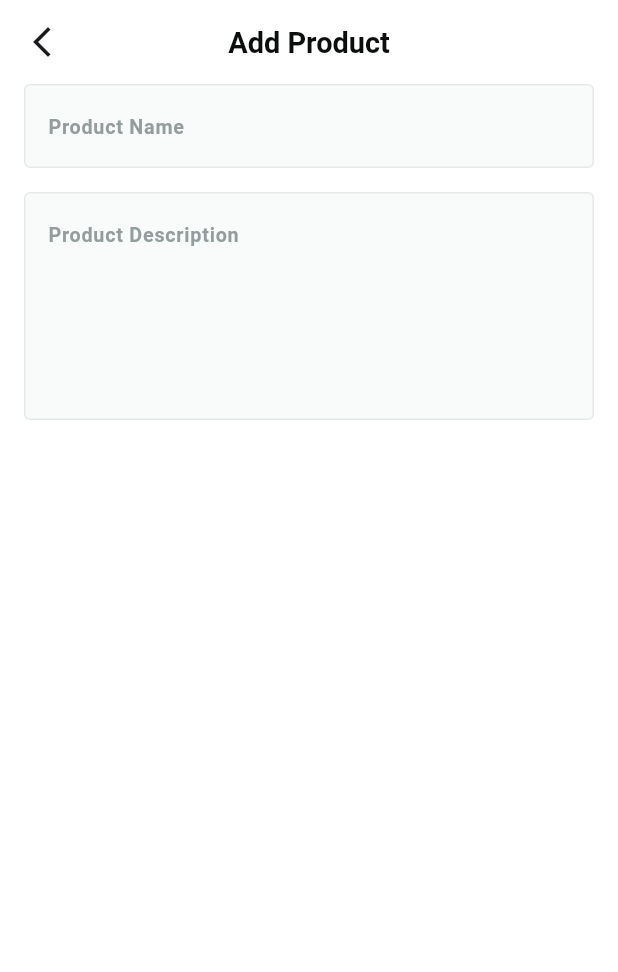
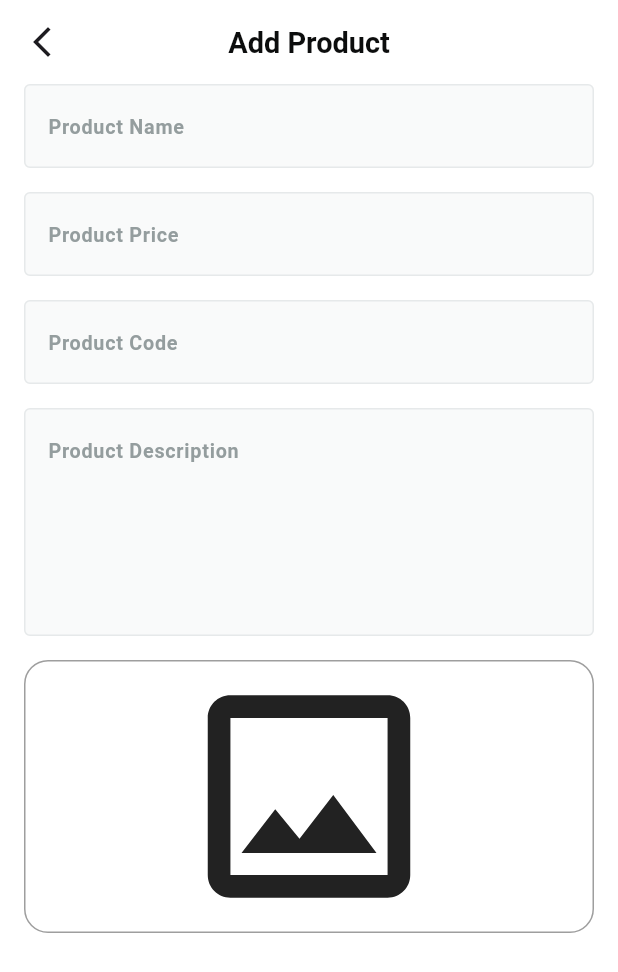
Before and after one commit to PhilopaterNabil/Fruits_Hub_Dashboard-App, a Flutter app: the AddProductView screen opened by its route, on a phone screen of 412 x 824 dp. Shown: the top 972 px of the screen. Run offline on Flutter 3.47's test engine with Material 3 defaults, Android fonts, the phone set to English and light mode, and no system bars; drawn by our look-alikes of skeletonizer; our stand-ins replace firebase_core, flutter_screenutil, flutter_svg, go_router, image_picker; accounts and stored records are empty; Roboto replaces fonts that are missing (Cairo).

Commit message:
Add image upload functionality to AddProductView; include NSPhotoLibraryUsageDescription in Info.plist and register file_selector plugin for all platforms

```diff
--- a/lib/features/add_product/presentation/views/widgets/add_product_view_body.dart
+++ b/lib/features/add_product/presentation/views/widgets/add_product_view_body.dart
@@ -1,5 +1,6 @@
 import 'package:flutter/material.dart';
 import 'package:fruits_hub_dashboard/core/widgets/custom_text_field.dart';
+import 'package:fruits_hub_dashboard/features/add_product/presentation/views/widgets/image_field.dart';
 
 class AddProductViewBody extends StatefulWidget {
   const AddProductViewBody({super.key});
@@ -28,10 +29,24 @@ class _AddProductViewBodyState extends State<AddProductViewBody> {
               ),
               SizedBox(height: 16),
               CustomTextField(
+                hintText: 'Product Price',
+                keyboardType: TextInputType.number,
+              ),
+              SizedBox(height: 16),
+              CustomTextField(
+                hintText: 'Product Code',
+                keyboardType: TextInputType.number,
+              ),
+              SizedBox(height: 16),
+              CustomTextField(
                 hintText: 'Product Description',
                 keyboardType: TextInputType.text,
                 maxLines: 5,
               ),
+              SizedBox(height: 16),
+              ImageField(
+
+              )
             ],
           ),
         ),
--- /dev/null
+++ b/lib/features/add_product/presentation/views/widgets/image_field.dart
@@ -0,0 +1,49 @@
+import 'package:flutter/material.dart';
+import 'package:image_picker/image_picker.dart';
+import 'package:skeletonizer/skeletonizer.dart';
+
+class ImageField extends StatefulWidget {
+  const ImageField({super.key});
+
+  @override
+  State<ImageField> createState() => _ImageFieldState();
+}
+
+class _ImageFieldState extends State<ImageField> {
+  bool isLoading = false;
+
+  @override
+  Widget build(BuildContext context) {
+    return Skeletonizer(
+      enabled: isLoading,
+      child: GestureDetector(
+        onTap: () async {
+          setState(() {
+            isLoading = true;
+          });
+          try {
+            final ImagePicker picker = ImagePicker();
+            final XFile? image = await picker.pickImage(source: ImageSource.gallery);
+          } catch (e) {
+            print(e);
+          }
+
+          setState(() {
+            isLoading = false;
+          });
+        },
+        child: Container(
+          width: double.infinity,
+          decoration: BoxDecoration(
+            border: Border.all(color: Colors.grey),
+            borderRadius: BorderRadius.circular(16),
+          ),
+          child: Icon(
+            Icons.image_outlined,
+            size: 180,
+          ),
+        ),
+      ),
+    );
+  }
+}
```
Also changed, not shown: pubspec.yaml (+2 -6 lines), pubspec.lock, 6 other files.
